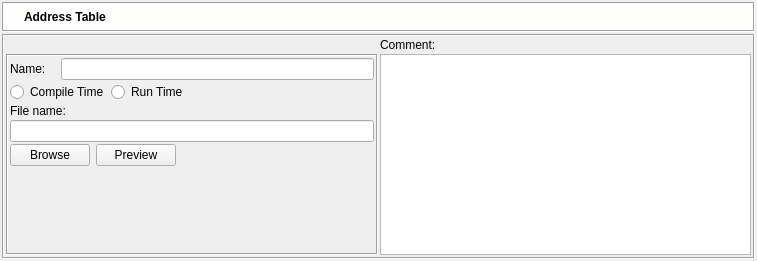
This is src/gui/addresstabledialog_q.ui in fwbuilder/fwbuilder as Qt 5 draws it before an edit. The edited form follows.
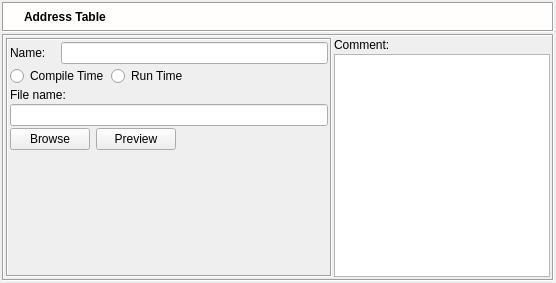
This is the edited form. Icons and pictures are not drawn.

Patch:
```diff
--- a/src/gui/addresstabledialog_q.ui
+++ b/src/gui/addresstabledialog_q.ui
@@ -5,8 +5,8 @@
    <rect>
     <x>0</x>
     <y>0</y>
-    <width>757</width>
-    <height>261</height>
+    <width>556</width>
+    <height>283</height>
    </rect>
   </property>
   <property name="baseSize" >
@@ -226,36 +226,20 @@
         <enum>QFrame::Sunken</enum>
        </property>
        <layout class="QGridLayout" >
-        <property name="leftMargin" >
-         <number>2</number>
-        </property>
-        <property name="topMargin" >
-         <number>2</number>
-        </property>
-        <property name="rightMargin" >
-         <number>2</number>
-        </property>
-        <property name="bottomMargin" >
-         <number>2</number>
-        </property>
-        <property name="horizontalSpacing" >
-         <number>2</number>
-        </property>
-        <property name="verticalSpacing" >
-         <number>2</number>
-        </property>
-        <item row="0" column="1" >
-         <widget class="QLabel" name="textLabel2" >
-          <property name="text" >
-           <string>Comment:</string>
-          </property>
-          <property name="wordWrap" >
-           <bool>false</bool>
-          </property>
-         </widget>
-        </item>
-        <item row="1" column="0" >
+        <item rowspan="2" row="0" column="0" >
          <widget class="QFrame" name="frame10" >
+          <property name="sizePolicy" >
+           <sizepolicy vsizetype="Preferred" hsizetype="Preferred" >
+            <horstretch>0</horstretch>
+            <verstretch>0</verstretch>
+           </sizepolicy>
+          </property>
+          <property name="minimumSize" >
+           <size>
+            <width>300</width>
+            <height>16</height>
+           </size>
+          </property>
           <property name="frameShape" >
            <enum>QFrame::Box</enum>
           </property>
@@ -281,6 +265,12 @@
                <verstretch>0</verstretch>
               </sizepolicy>
              </property>
+             <property name="minimumSize" >
+              <size>
+               <width>200</width>
+               <height>0</height>
+              </size>
+             </property>
             </widget>
            </item>
            <item row="1" column="0" colspan="2" >
@@ -329,7 +319,7 @@
              </property>
              <property name="minimumSize" >
               <size>
-               <width>0</width>
+               <width>250</width>
                <height>0</height>
               </size>
              </property>
@@ -412,6 +402,22 @@
           </layout>
          </widget>
         </item>
+        <item row="0" column="1" >
+         <widget class="QLabel" name="textLabel2" >
+          <property name="sizePolicy" >
+           <sizepolicy vsizetype="Fixed" hsizetype="Preferred" >
+            <horstretch>0</horstretch>
+            <verstretch>0</verstretch>
+           </sizepolicy>
+          </property>
+          <property name="text" >
+           <string>Comment:</string>
+          </property>
+          <property name="wordWrap" >
+           <bool>false</bool>
+          </property>
+         </widget>
+        </item>
         <item row="1" column="1" >
          <widget class="QTextEdit" name="comment" >
           <property name="sizePolicy" >
```
